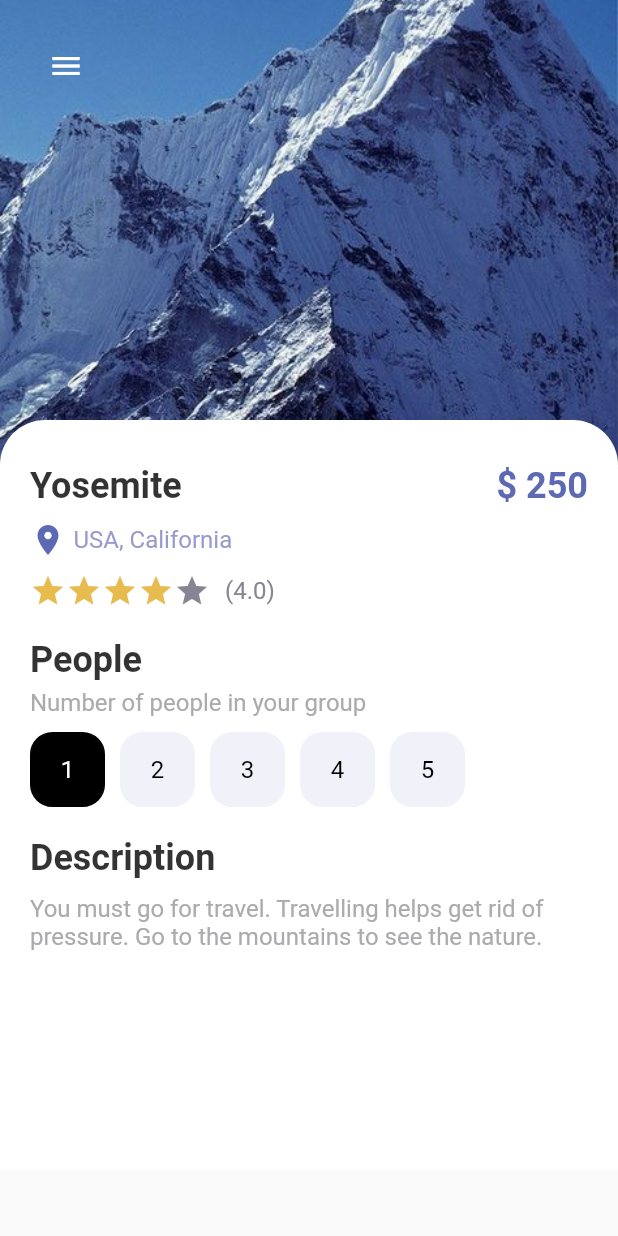
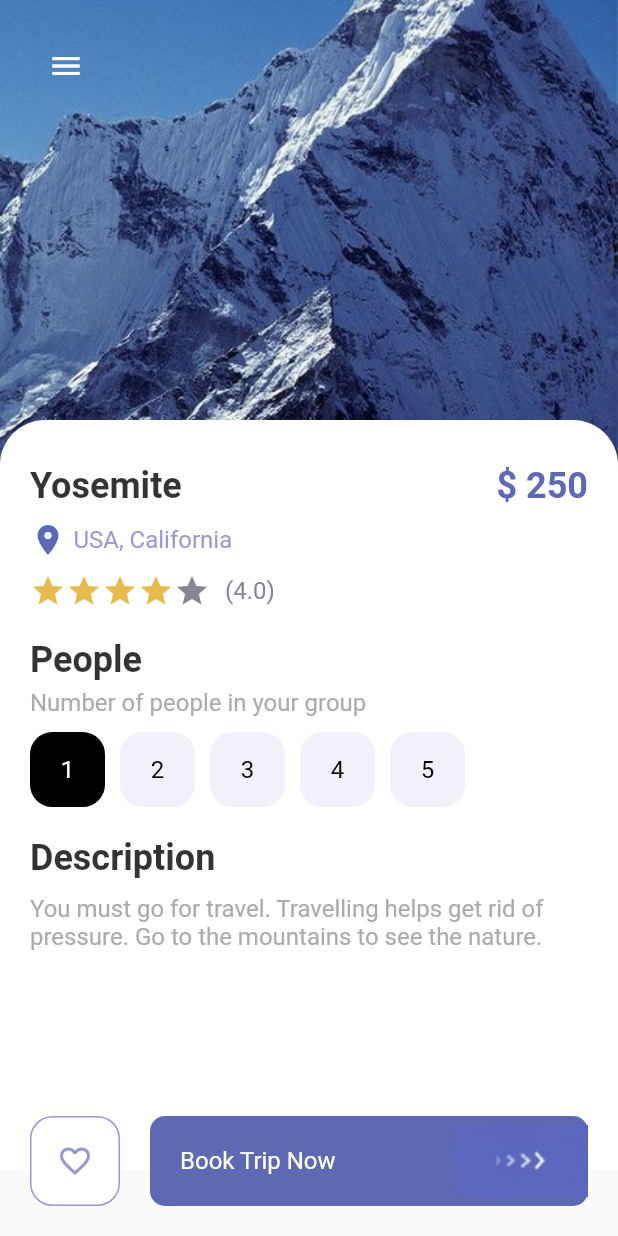
Before and after one commit to Bepo0328/travel_app, a Flutter app: the screen it shows after launch, on a phone screen of 412 x 824 dp. Run offline on Flutter 3.47's test engine with Material 2 defaults, Android fonts, the phone set to English and light mode, and no system bars.

Commit message:
TravelApp: Detail Page - Bottom Buttons

```diff
--- a/lib/pages/detail_page.dart
+++ b/lib/pages/detail_page.dart
@@ -165,6 +165,27 @@ class _DetailPageState extends State<DetailPage> {
                   ),
                 ),
               ),
+              Positioned(
+                bottom: 20,
+                left: 20,
+                right: 20,
+                child: Row(
+                  children: const [
+                    AppButtons(
+                      color: AppColors.textColor1,
+                      backgroundColor: Colors.white,
+                      size: 60,
+                      borderColor: AppColors.textColor1,
+                      isIcon: true,
+                      icon: Icons.favorite_border,
+                    ),
+                    SizedBox(width: 20),
+                    ResponsiveButton(
+                      isResponsive: true,
+                    ),
+                  ],
+                ),
+              ),
             ],
           ),
         ),
--- a/lib/widgets/responsive_button.dart
+++ b/lib/widgets/responsive_button.dart
@@ -1,5 +1,6 @@
 import 'package:flutter/material.dart';
 import 'package:travel_app/misc/colors.dart';
+import 'package:travel_app/widgets/widgets.dart';
 
 class ResponsiveButton extends StatelessWidget {
   final bool? isResponsive;
@@ -8,23 +9,36 @@ class ResponsiveButton extends StatelessWidget {
   const ResponsiveButton({
     Key? key,
     this.isResponsive = false,
-    this.width,
+    this.width = 120,
   }) : super(key: key);
 
   @override
   Widget build(BuildContext context) {
-    return Container(
-      width: width,
+    return Flexible(
+      child: Container(
+        width: isResponsive == true ? double.maxFinite : width,
         height: 60,
         decoration: BoxDecoration(
           borderRadius: BorderRadius.circular(10),
           color: AppColors.mainColor,
         ),
         child: Row(
-        mainAxisAlignment: MainAxisAlignment.center,
+          mainAxisAlignment: isResponsive == true
+              ? MainAxisAlignment.spaceBetween
+              : MainAxisAlignment.center,
           children: [
+            isResponsive == true
+                ? Container(
+                    margin: const EdgeInsets.only(left: 20),
+                    child: const AppText(
+                      text: 'Book Trip Now',
+                      color: Colors.white,
+                    ),
+                  )
+                : Container(),
             Image.asset('img/button-one.png'),
           ],
+        ),
       ),
     );
   }
```
Lines whose indentation alone changed are shown as unchanged.
